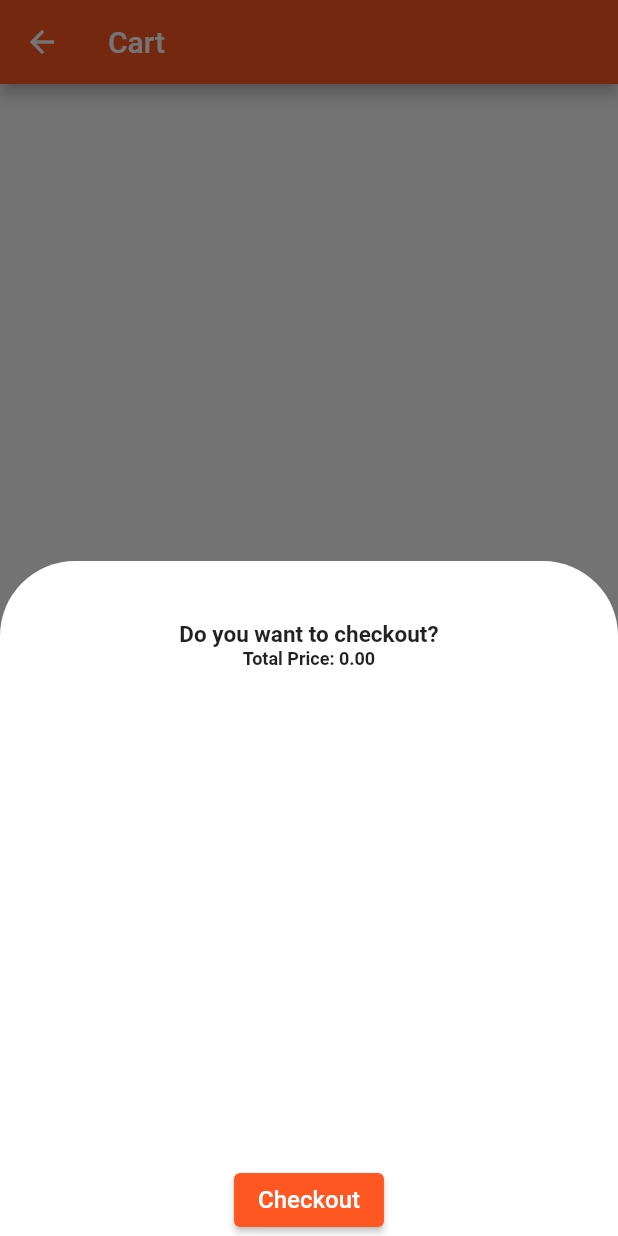
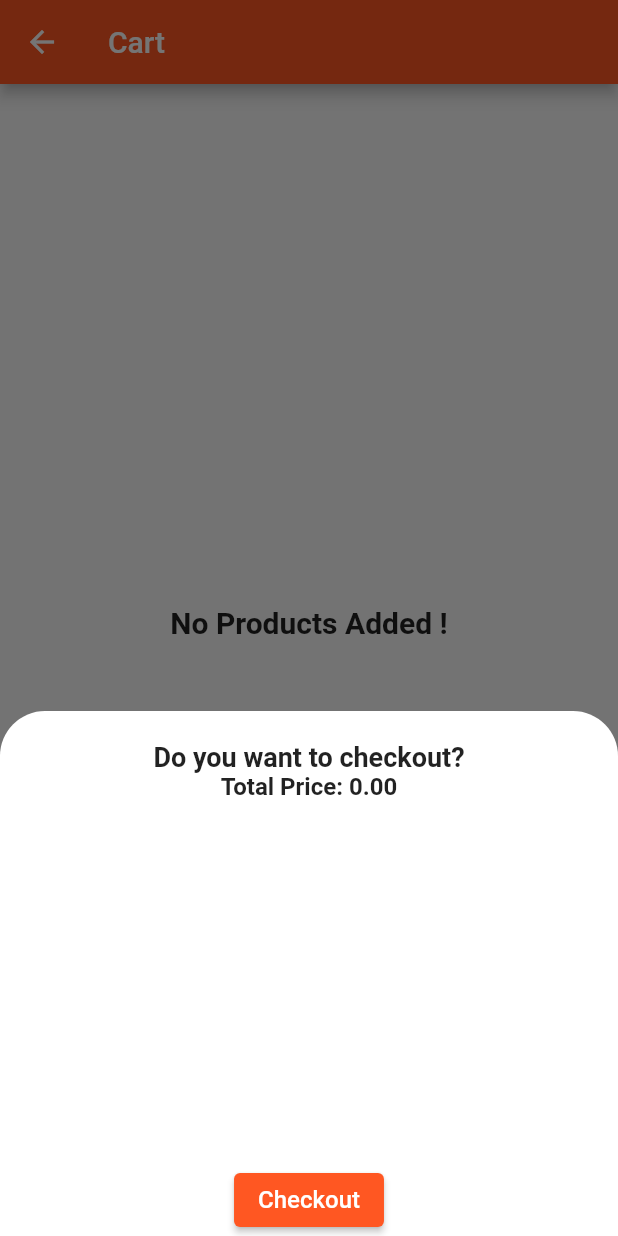
Before and after one commit to santoshghimire007/MajorProject_Ecommerce, a Flutter app: the CartScreen screen opened directly, after a tap on "Proceed to Checkout", on a phone screen of 412 x 824 dp. Run offline on Flutter 3.47's test engine with Material 2 defaults, Android fonts, the phone set to English and light mode, and no system bars; our stand-ins replace carousel_slider, image_picker, loading_indicator, shared_preferences; accounts and stored records are empty; Roboto replaces fonts that are missing (Raleway).

Commit message:
cart updated

```diff
--- a/lib/views/screens/cart_screen.dart
+++ b/lib/views/screens/cart_screen.dart
@@ -62,29 +62,33 @@ class _CartScreenState extends State<CartScreen> {
                         context: context,
                         backgroundColor: Colors.transparent,
                         builder: (context) => Container(
-                              height: 450,
+                              height: 350,
                               decoration: const BoxDecoration(
                                   color: Colors.white,
                                   borderRadius: BorderRadius.only(
-                                      topLeft: Radius.circular(50.0),
-                                      topRight: Radius.circular(50.0))),
+                                      topLeft: Radius.circular(30.0),
+                                      topRight: Radius.circular(30.0))),
                               child: Column(
+                                crossAxisAlignment: CrossAxisAlignment.center,
                                 children: [
                                   const SizedBox(
-                                    height: 40,
+                                    height: 20,
                                   ),
 
                                   const Text(
                                     'Do you want to checkout?',
                                     style: TextStyle(
                                         fontWeight: FontWeight.bold,
-                                        fontSize: 15),
+                                        fontSize: 18),
                                   ),
                                   Text(
                                     'Total Price: ${_cartAmount.toStringAsFixed(2)}',
                                     style: const TextStyle(
-                                        fontSize: 12,
+                                        fontSize: 16,
                                         fontWeight: FontWeight.bold),
+                                  ),
+                                  const SizedBox(
+                                    height: 20,
                                   ),
                                   // const Spacer(),
                                   Expanded(
```
